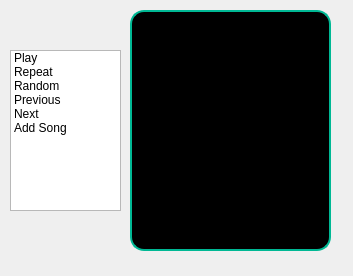
dwvwdv/Peaceful, file widget.ui: the form before one commit.
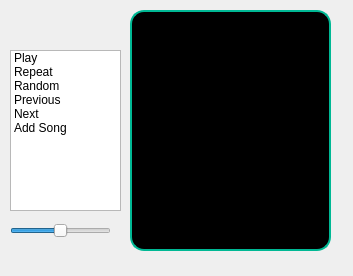
The form after the commit.

Commit message: 聲音大小控制完成、匯入音檔完成、更新同時選擇匯入多音檔

What changed in the file:
```diff
--- a/widget.ui
+++ b/widget.ui
@@ -80,6 +80,25 @@
     </property>
    </item>
   </widget>
+  <widget class="QSlider" name="SoundSize">
+   <property name="geometry">
+    <rect>
+     <x>10</x>
+     <y>220</y>
+     <width>101</width>
+     <height>21</height>
+    </rect>
+   </property>
+   <property name="maximum">
+    <number>100</number>
+   </property>
+   <property name="value">
+    <number>50</number>
+   </property>
+   <property name="orientation">
+    <enum>Qt::Horizontal</enum>
+   </property>
+  </widget>
  </widget>
  <layoutdefault spacing="6" margin="11"/>
  <resources/>
```
The commit also changes 2 other files.
